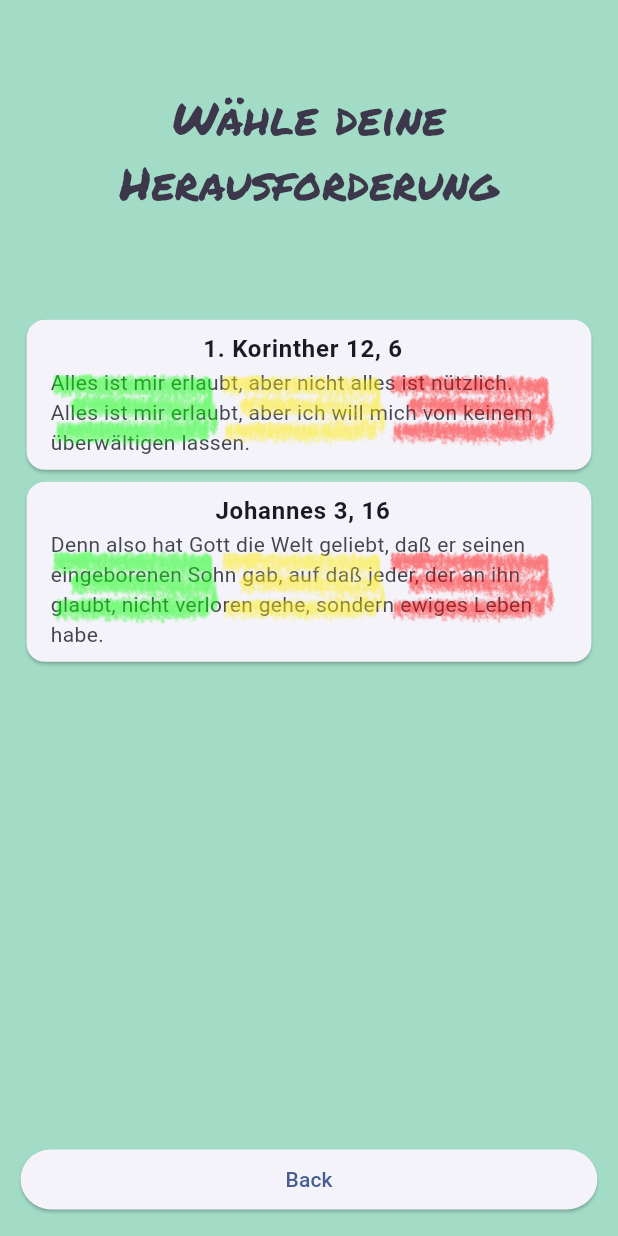
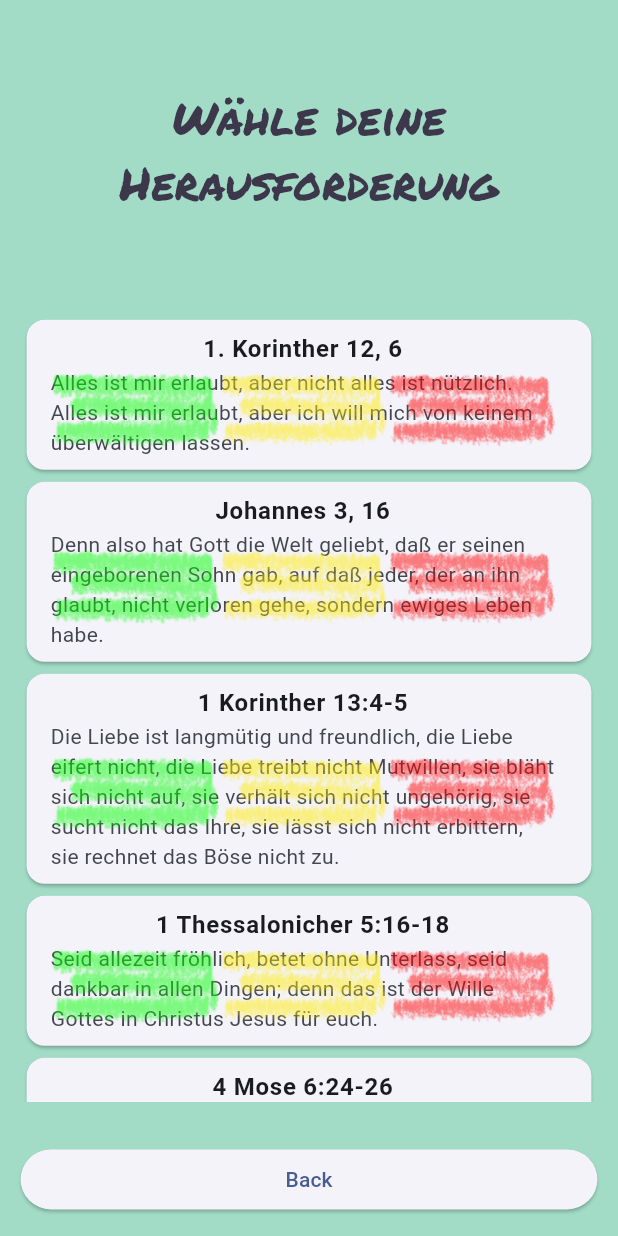
Before and after one commit to Paradoxianer/flying_words, a Flutter app: the LevelSelectionScreen screen opened by its route, on a phone screen of 412 x 824 dp. Run offline on Flutter 3.47's test engine with Material 2 defaults, Android fonts, the phone set to English and light mode, and no system bars; our stand-ins replace audioplayers, firebase_core, firebase_crashlytics, go_router, google_mobile_ads, in_app_purchase and 1 more; missing offline and left inert: games_services; accounts and stored records are empty.

Commit message:
added some more Lessons

```diff
--- a/lib/src/level_selection/levels.dart
+++ b/lib/src/level_selection/levels.dart
@@ -21,6 +21,11 @@ final gameLevels = [
     verse: "Johannes 3, 16",
     text:  "Denn also hat Gott die Welt geliebt, daß er seinen eingeborenen Sohn gab, auf daß jeder, der an ihn glaubt, nicht verloren gehe, sondern ewiges Leben habe."
   ),
+  Lesson(number: 3, verse: "1 Korinther 13:4-5", text: "Die Liebe ist langmütig und freundlich, die Liebe eifert nicht, die Liebe treibt nicht Mutwillen, sie bläht sich nicht auf, sie verhält sich nicht ungehörig, sie sucht nicht das Ihre, sie lässt sich nicht erbittern, sie rechnet das Böse nicht zu."),
+  Lesson(number: 4, verse: "1 Thessalonicher 5:16-18", text: "Seid allezeit fröhlich, betet ohne Unterlass, seid dankbar in allen Dingen; denn das ist der Wille Gottes in Christus Jesus für euch."),
+  Lesson(number: 5, verse: "4 Mose 6:24-26", text: "Der HERR segne dich und behüte dich; der HERR lasse sein Angesicht leuchten über dir und sei dir gnädig; der HERR hebe sein Angesicht über dich und gebe dir Frieden."),
+  Lesson(number: 6, verse: "Römer 12:12", text: "Seid fröhlich in Hoffnung, geduldig in Trübsal, beharrlich im Gebet.")
+
  /* Lesson(
     number: 3,
     difficulty: 100,
```
